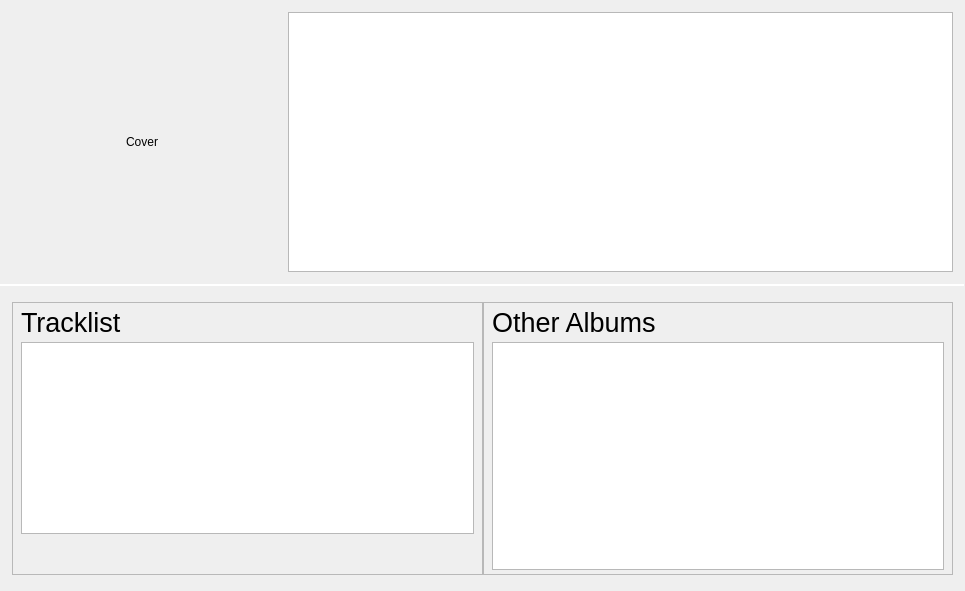
Old version of the form src/libtomahawk/widgets/infowidgets/AlbumInfoWidget.ui in the repository tomahawk-player/tomahawk.
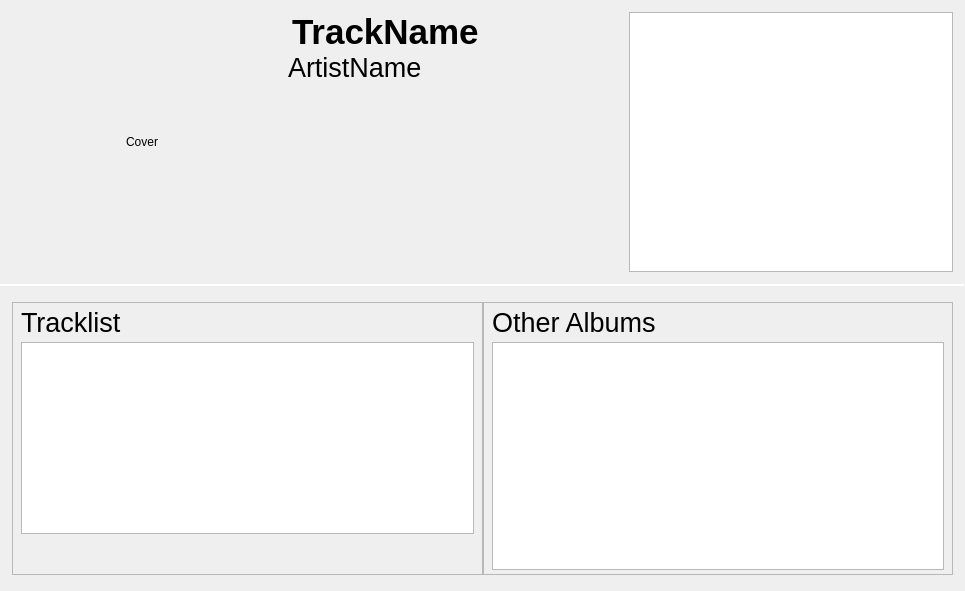
New version of the form. Custom widgets are drawn as their Qt base class.

Commit message: * Moved album & artist name out of the PlayableCover in AlbumInfoWidget.

```diff
--- a/src/libtomahawk/widgets/infowidgets/AlbumInfoWidget.ui
+++ b/src/libtomahawk/widgets/infowidgets/AlbumInfoWidget.ui
@@ -50,6 +50,70 @@
        </property>
       </widget>
      </item>
+     <item>
+      <layout class="QVBoxLayout" name="verticalLayout_3">
+       <property name="spacing">
+        <number>0</number>
+       </property>
+       <property name="margin">
+        <number>0</number>
+       </property>
+       <item>
+        <widget class="QLabel" name="albumLabel">
+         <property name="sizePolicy">
+          <sizepolicy hsizetype="MinimumExpanding" vsizetype="Preferred">
+           <horstretch>0</horstretch>
+           <verstretch>0</verstretch>
+          </sizepolicy>
+         </property>
+         <property name="font">
+          <font>
+           <pointsize>26</pointsize>
+           <weight>75</weight>
+           <bold>true</bold>
+          </font>
+         </property>
+         <property name="text">
+          <string notr="true" extracomment="not translatable because not shown to the user">TrackName</string>
+         </property>
+         <property name="indent">
+          <number>4</number>
+         </property>
+        </widget>
+       </item>
+       <item>
+        <widget class="QueryLabel" name="artistLabel">
+         <property name="sizePolicy">
+          <sizepolicy hsizetype="MinimumExpanding" vsizetype="Preferred">
+           <horstretch>0</horstretch>
+           <verstretch>0</verstretch>
+          </sizepolicy>
+         </property>
+         <property name="font">
+          <font>
+           <pointsize>20</pointsize>
+          </font>
+         </property>
+         <property name="text">
+          <string notr="true" extracomment="not translatable because not shown to the user">ArtistName</string>
+         </property>
+        </widget>
+       </item>
+       <item>
+        <spacer name="verticalSpacer_1">
+         <property name="orientation">
+          <enum>Qt::Vertical</enum>
+         </property>
+         <property name="sizeHint" stdset="0">
+          <size>
+           <width>20</width>
+           <height>40</height>
+          </size>
+         </property>
+        </spacer>
+       </item>
+      </layout>
+     </item>
      <item>
       <widget class="QTextBrowser" name="biography">
        <property name="sizePolicy">
@@ -283,6 +347,11 @@
    <extends>QTreeView</extends>
    <header>playlist/TrackView.h</header>
   </customwidget>
+  <customwidget>
+   <class>QueryLabel</class>
+   <extends>QLabel</extends>
+   <header>widgets/QueryLabel.h</header>
+  </customwidget>
  </customwidgets>
  <resources/>
  <connections/>
```
The commit also changes 1 other file.
